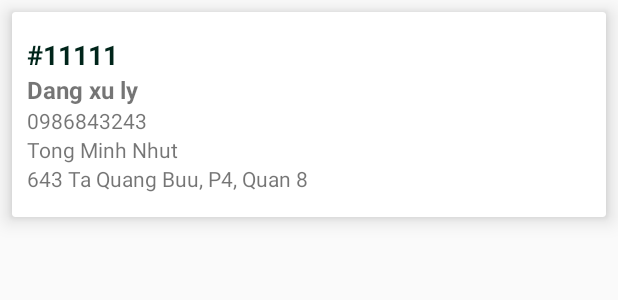
After one commit to tongminhnhut/LuanVan, an Android app: the layout item_orderstatus.xml on its own in the app's theme, with its tools: preview values and no code run, on a phone screen of 412 x 824 dp. The commit adds this screen. Shown: the top 300 px of the screen. Run offline under Robolectric (Android 15) with nearby library versions, the phone set to English and light mode, and no system bars.

Commit message:
quan ly don hang - client

```diff
--- a/app/src/main/AndroidManifest.xml
+++ b/app/src/main/AndroidManifest.xml
@@ -24,7 +24,8 @@
             android:theme="@style/AppTheme" />
         <activity android:name=".DongHoActivity" />
         <activity android:name=".DetailDongHoActivity" />
-        <activity android:name=".CartActivity"></activity>
+        <activity android:name=".CartActivity" />
+        <activity android:name=".OrderStatusActivity"></activity>
     </application>
 
 </manifest>
--- a/app/src/main/java/com/tongminhnhut/luanvan/CartActivity.java
+++ b/app/src/main/java/com/tongminhnhut/luanvan/CartActivity.java
@@ -63,7 +63,7 @@ public class CartActivity extends AppCompatActivity {
         );
         setContentView(R.layout.activity_cart);
 
-        db_Request = FirebaseDatabase.getInstance().getReference("Request");
+        db_Request = FirebaseDatabase.getInstance().getReference("RequestOrder");
 
         recyclerView = findViewById(R.id.recyclerView_Cart);
         recyclerView.setHasFixedSize(true);
--- a/app/src/main/java/com/tongminhnhut/luanvan/DAL/SignIn_DAL.java
+++ b/app/src/main/java/com/tongminhnhut/luanvan/DAL/SignIn_DAL.java
@@ -29,7 +29,7 @@ public class SignIn_DAL {
 
 
     public static void signIn(final AlertDialog dialog, final Context context, final String phone, final String pass, final Intent intent, final Intent main){
-        dialog.show();
+//        dialog.show();
         db_User.addValueEventListener(new ValueEventListener() {
             @Override
             public void onDataChange(DataSnapshot dataSnapshot) {
--- a/app/src/main/java/com/tongminhnhut/luanvan/HomeActivity.java
+++ b/app/src/main/java/com/tongminhnhut/luanvan/HomeActivity.java
@@ -220,6 +220,9 @@ public class HomeActivity extends AppCompatActivity
             logoutItent.addFlags(Intent.FLAG_ACTIVITY_NEW_TASK | Intent.FLAG_ACTIVITY_CLEAR_TASK);
             startActivity(logoutItent);
             finish();
+        }else if (id == R.id.nav_status) {
+            startActivity(new Intent(getApplicationContext(), OrderStatusActivity.class));
+
         }
 
         DrawerLayout drawer = (DrawerLayout) findViewById(R.id.drawer_layout);
--- /dev/null
+++ b/app/src/main/res/layout/item_orderstatus.xml
@@ -0,0 +1,59 @@
+<?xml version="1.0" encoding="utf-8"?>
+<android.support.v7.widget.CardView xmlns:android="http://schemas.android.com/apk/res/android"
+    xmlns:app="http://schemas.android.com/apk/res-auto"
+    android:layout_margin="8dp"
+    app:cardElevation="8dp"
+    android:layout_width="match_parent"
+    android:layout_height="wrap_content">
+    <LinearLayout
+        android:weightSum="5"
+        android:layout_marginLeft="10dp"
+        android:layout_gravity="center_vertical"
+        android:layout_marginBottom="16dp"
+        android:layout_marginTop="16dp"
+        android:orientation="horizontal"
+        android:layout_width="match_parent"
+        android:layout_height="wrap_content">
+        <LinearLayout
+            android:layout_gravity="center_vertical"
+            android:layout_weight="3"
+            android:orientation="vertical"
+            android:layout_width="0dp"
+            android:layout_height="wrap_content">
+            <TextView
+                android:id="@+id/txtId_orderStatus"
+                android:textStyle="bold"
+                android:textSize="18sp"
+                android:textColor="@color/colorPrimaryDark"
+                android:text="#11111"
+                android:layout_width="wrap_content"
+                android:layout_height="match_parent" />
+            <TextView
+                android:id="@+id/txtStatus_orderStatus"
+                android:textStyle="bold"
+                android:textSize="16sp"
+                android:text="Dang xu ly"
+                android:layout_width="wrap_content"
+                android:layout_height="match_parent" />
+            <TextView
+                android:id="@+id/txtPhone_orderStatus"
+                android:text="0986843243"
+                android:layout_width="match_parent"
+                android:layout_height="wrap_content" />
+            <TextView
+                android:id="@+id/txtName_orderStatus"
+                android:text="Tong Minh Nhut"
+                android:layout_width="match_parent"
+                android:layout_height="wrap_content" />
+
+            <TextView
+                android:id="@+id/txtAddress_orderStatus"
+                android:text="643 Ta Quang Buu, P4, Quan 8"
+                android:layout_width="match_parent"
+                android:layout_height="wrap_content" />
+        </LinearLayout>
+
+
+    </LinearLayout>
+
+</android.support.v7.widget.CardView>
--- a/app/src/main/res/menu/activity_home_drawer.xml
+++ b/app/src/main/res/menu/activity_home_drawer.xml
@@ -8,6 +8,10 @@
             android:id="@+id/nav_thuonghieu"
             android:icon="@drawable/ic_watch_black_24dp"
             android:title="Thương hiệu " />
+        <item
+            android:id="@+id/nav_status"
+            android:icon="@drawable/ic_shopping_cart_black_24dp"
+            android:title="Đơn hàng đã đặt " />
         <item
             android:id="@+id/nav_thongtin"
             android:icon="@drawable/ic_contact_phone_black_24dp"
```
Also changed, not shown: app/src/main/java/com/tongminhnhut/luanvan/BLL/ConvertToStatus.java (added, +14 -0 lines), app/src/main/java/com/tongminhnhut/luanvan/DAL/LoadOrderStatus.java (added, +61 -0 lines), app/src/main/java/com/tongminhnhut/luanvan/Model/RequestOrder.java (+30 -20 lines), app/src/main/java/com/tongminhnhut/luanvan/OrderStatusActivity.java (added, +74 -0 lines), app/src/main/java/com/tongminhnhut/luanvan/ViewHolder/OrderViewHolder.java (added, +36 -0 lines), app/src/main/res/layout/activity_order_status.xml (added, +16 -0 lines).
